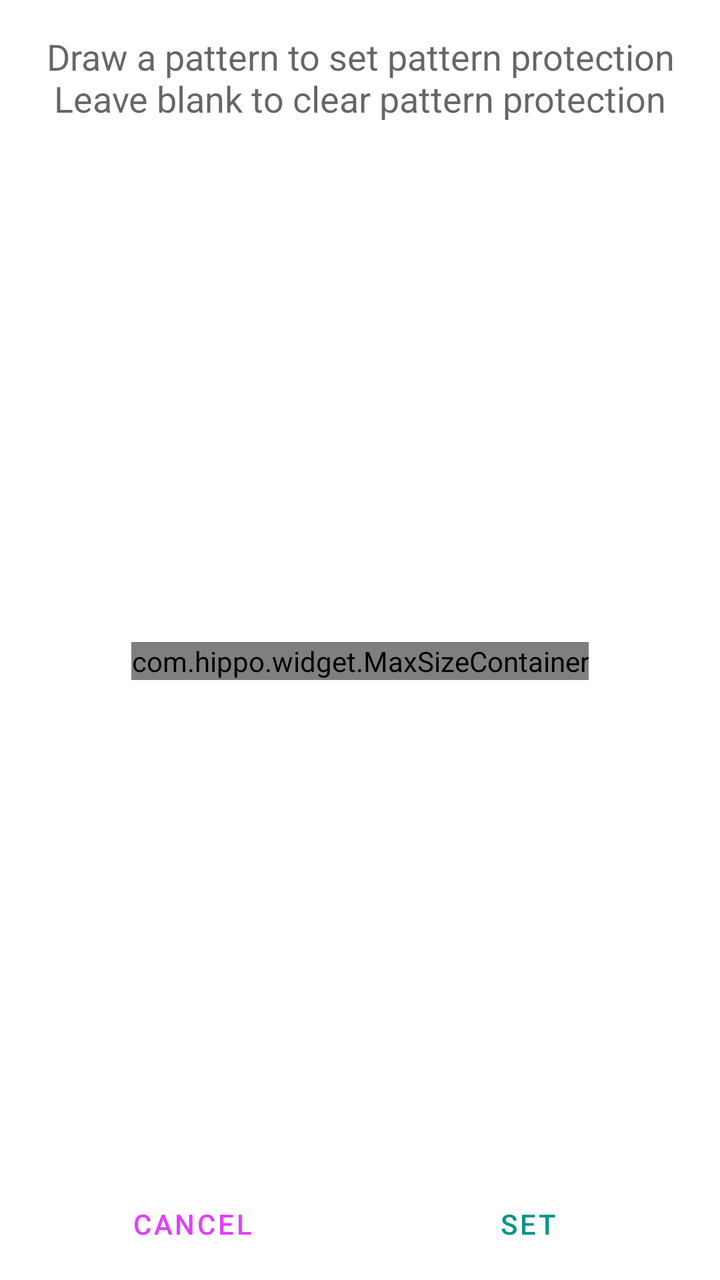
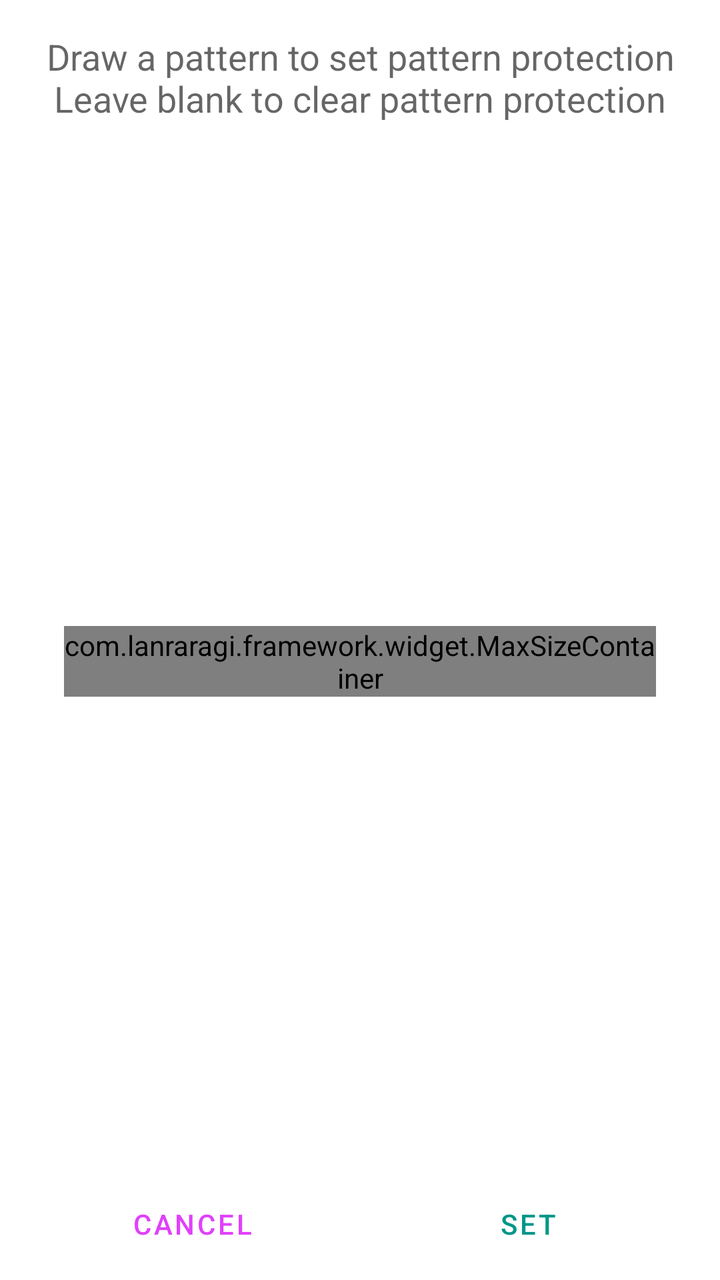

Compare the two renders of this Android layout. The source of the first and the diff that turns it into the second are given below.
<!-- AndroidManifest.xml: activity theme AppTheme.Toolbar -->
<!-- res/layout/activity_set_security.xml -->
<?xml version="1.0" encoding="utf-8"?>
<LinearLayout
    xmlns:android="http://schemas.android.com/apk/res/android"
    android:orientation="vertical"
    android:layout_width="match_parent"
    android:layout_height="match_parent">

    <TextView
        android:layout_width="match_parent"
        android:layout_height="wrap_content"
        android:textAppearance="@style/TextAppearance.AppCompat.Medium"
        android:text="@string/set_pattern_protection_tip"
        android:padding="@dimen/keyline_margin"
        android:gravity="center"/>

    <FrameLayout
        android:layout_width="match_parent"
        android:layout_height="0dp"
        android:layout_weight="1">

        <com.hippo.widget.MaxSizeContainer
            xmlns:app="http://schemas.android.com/apk/res-auto"
            android:layout_width="wrap_content"
            android:layout_height="wrap_content"
            android:layout_gravity="center"
            android:layout_margin="32dp"
            app:maxWidth="320dp"
            app:maxHeight="320dp">

            <com.hippo.widget.lockpattern.LockPatternView
                android:id="@+id/pattern_view"
                android:layout_width="wrap_content"
                android:layout_height="wrap_content"/>

        </com.hippo.widget.MaxSizeContainer>
    </FrameLayout>

    <CheckBox
        android:id="@+id/fingerprint_checkbox"
        android:layout_width="wrap_content"
        android:layout_height="wrap_content"
        android:layout_gravity="center_horizontal"
        android:layout_marginBottom="20dp"
        android:visibility="gone"
        android:text="@string/enable_fingerprint" />

    <LinearLayout
        android:id="@+id/buttonPanel"
        android:layout_width="match_parent"
        android:layout_height="wrap_content"
        android:orientation="horizontal"
        android:paddingStart="12dp"
        android:paddingEnd="12dp"
        android:paddingTop="4dp"
        android:paddingBottom="4dp"
        android:gravity="bottom"
        style="?attr/buttonBarStyle">

        <Button
            android:id="@+id/cancel"
            style="?attr/buttonBarNegativeButtonStyle"
            android:layout_width="0dp"
            android:layout_height="wrap_content"
            android:layout_weight="1"
            android:textColor="?attr/colorAccent"
            android:text="@android:string/cancel"/>

        <Button
            android:id="@+id/set"
            style="?attr/buttonBarPositiveButtonStyle"
            android:layout_width="0dp"
            android:layout_height="wrap_content"
            android:layout_weight="1"
            android:textColor="?attr/colorPrimary"
            android:text="@string/set"/>

    </LinearLayout>
</LinearLayout>
<!-- resources referenced by this layout -->
<resources>
  <dimen name="keyline_margin">16dp</dimen>
  <string name="enable_fingerprint">Also allow fingerprint unlock</string>
  <string name="set">Set</string>
  <string name="set_pattern_protection_tip">Draw a pattern to set pattern protection\nLeave blank to clear pattern protection</string>
  <style name="AppTheme.Toolbar" parent="AppTheme.NoActionBar" />
  <style name="AppTheme.NoActionBar">
          <item name="windowActionBar">false</item>
          <item name="windowNoTitle">true</item>
      </style>
</resources>

<!-- the commit's change to res/layout/activity_set_security.xml (unified diff, before → after) -->
@@ -18,7 +18,7 @@
         android:layout_height="0dp"
         android:layout_weight="1">
 
-        <com.hippo.widget.MaxSizeContainer
+        <com.lanraragi.framework.widget.MaxSizeContainer
             xmlns:app="http://schemas.android.com/apk/res-auto"
             android:layout_width="wrap_content"
             android:layout_height="wrap_content"
@@ -27,12 +27,12 @@
             app:maxWidth="320dp"
             app:maxHeight="320dp">
 
-            <com.hippo.widget.lockpattern.LockPatternView
+            <com.lanraragi.framework.widget.lockpattern.LockPatternView
                 android:id="@+id/pattern_view"
                 android:layout_width="wrap_content"
                 android:layout_height="wrap_content"/>
 
-        </com.hippo.widget.MaxSizeContainer>
+        </com.lanraragi.framework.widget.MaxSizeContainer>
     </FrameLayout>
 
     <CheckBox
